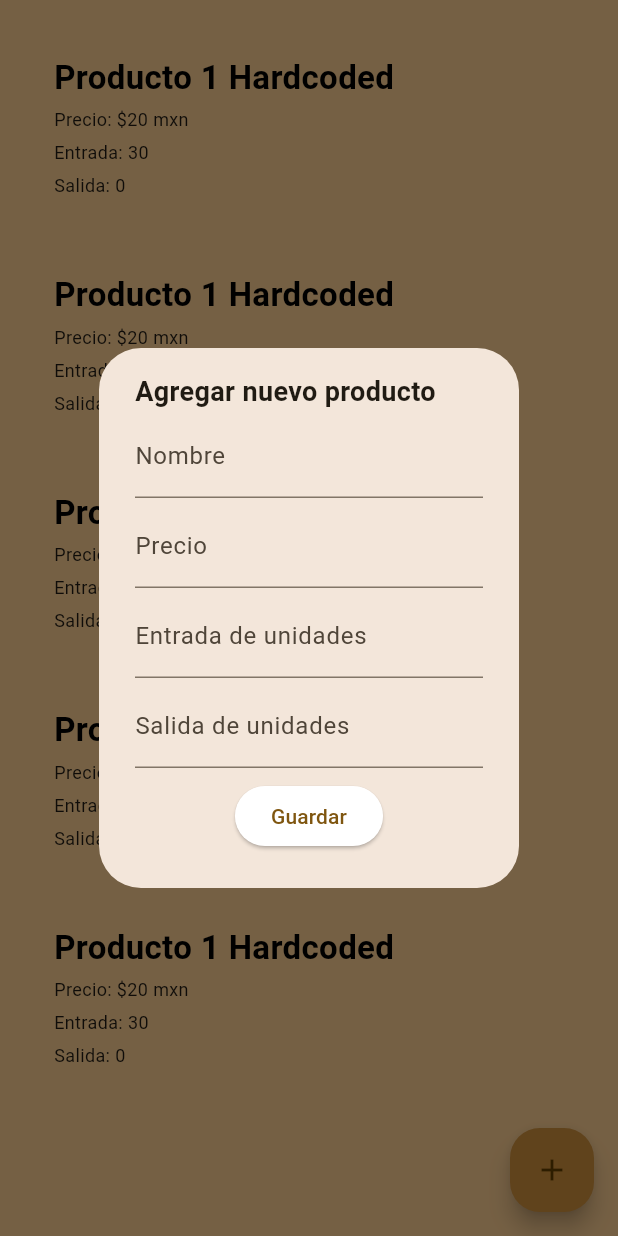
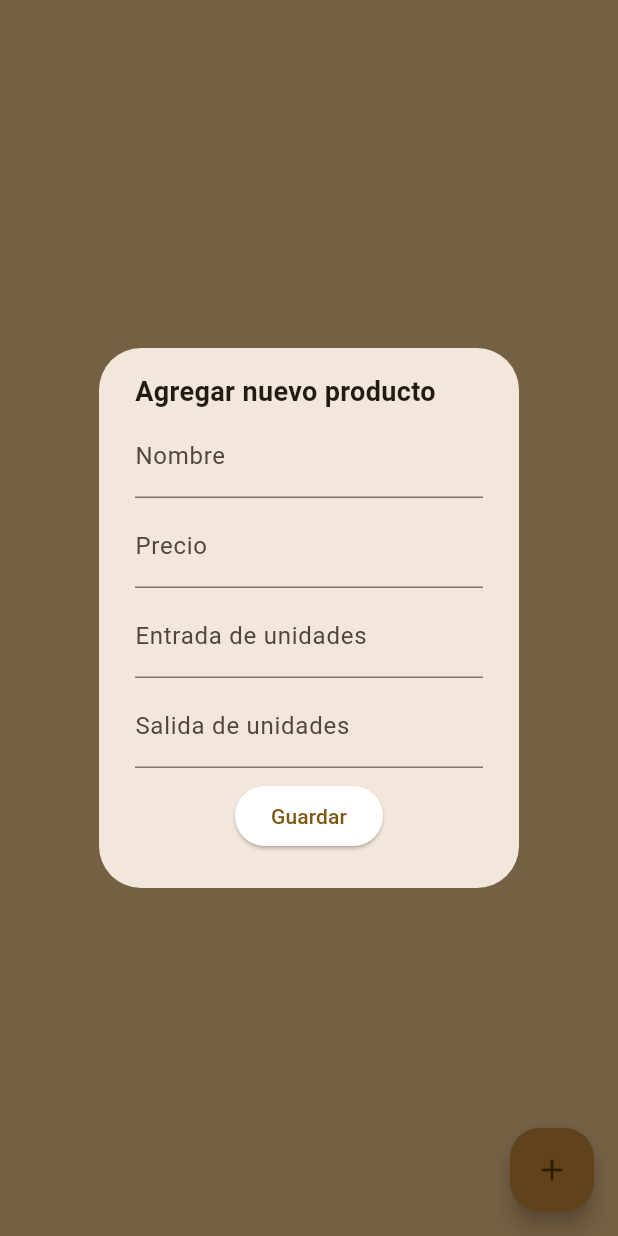
Before and after one commit to PabloGarciaB/ComandasFlutter, a Flutter app: the Inventario screen opened directly, after a tap on the "add" icon, on a phone screen of 412 x 824 dp. Run offline on Flutter 3.47's test engine with Material 2 defaults, Android fonts, the phone set to English and light mode, and no system bars; drawn by our look-alikes of flutter_slidable; our stand-ins replace cloud_firestore, firebase_auth, firebase_core, fluttertoast; accounts and stored records are empty.

```diff
--- a/comandas_flutter_git/lib/Productos/productos.dart
+++ b/comandas_flutter_git/lib/Productos/productos.dart
@@ -1,40 +1,18 @@
+import 'package:comandas_flutter_git/api/firebase_api.dart';
 import 'package:comandas_flutter_git/model/producto.dart';
 import 'package:flutter/material.dart';
 
 class ProductosProvider extends ChangeNotifier {
-  List<Producto> _productos = [
-    Producto(
-        createdTime: DateTime.now(),
-        nombre: 'Producto 1 Hardcoded',
-        costo: "Precio: \$20 mxn",
-        entrada: 'Entrada: 30',
-        salida: 'Salida: 0'),
-    Producto(
-        createdTime: DateTime.now(),
-        nombre: 'Producto 1 Hardcoded',
-        costo: "Precio: \$20 mxn",
-        entrada: 'Entrada: 30',
-        salida: 'Salida: 0'),
-    Producto(
-        createdTime: DateTime.now(),
-        nombre: 'Producto 1 Hardcoded',
-        costo: "Precio: \$20 mxn",
-        entrada: 'Entrada: 30',
-        salida: 'Salida: 0'),
-    Producto(
-        createdTime: DateTime.now(),
-        nombre: 'Producto 1 Hardcoded',
-        costo: "Precio: \$20 mxn",
-        entrada: 'Entrada: 30',
-        salida: 'Salida: 0'),
-    Producto(
-        createdTime: DateTime.now(),
-        nombre: 'Producto 1 Hardcoded',
-        costo: "Precio: \$20 mxn",
-        entrada: 'Entrada: 30',
-        salida: 'Salida: 0'),
-  ];
+  List<Producto> _productos = [];
 
   List<Producto> get productos =>
       _productos.where((productos) => productos.bandera == false).toList();
+
+  void setProd(List<Producto> productos) =>
+      WidgetsBinding.instance.addPostFrameCallback((_) {
+        _productos = productos;
+        notifyListeners();
+      });
+
+  void agregarProducto(Producto producto) => FirebaseApi.createProd(producto);
 }
--- /dev/null
+++ b/comandas_flutter_git/lib/api/firebase_api.dart
@@ -0,0 +1,19 @@
+import 'package:cloud_firestore/cloud_firestore.dart';
+import 'package:comandas_flutter_git/model/producto.dart';
+import 'package:comandas_flutter_git/utils/utils.dart';
+
+class FirebaseApi {
+  static Future<String> createProd(Producto producto) async {
+    final docProd = FirebaseFirestore.instance.collection('productos').doc();
+    producto.id = docProd.id;
+    await docProd.set(producto.toJson());
+
+    return docProd.id;
+  }
+
+  static Stream<List<Producto>> readProd() => FirebaseFirestore.instance
+      .collection('productos')
+      .orderBy(ProductoField.createdTime, descending: true)
+      .snapshots()
+      .transform(Utils.transformer(Producto.fromJson));
+}
--- a/comandas_flutter_git/lib/main.dart
+++ b/comandas_flutter_git/lib/main.dart
@@ -15,8 +15,6 @@ Future main() async {
 
 class MyApp extends StatelessWidget {
   const MyApp({super.key});
-
-  // This widget is the root of your application.
   @override
   Widget build(BuildContext context) => ChangeNotifierProvider(
         create: (context) => ProductosProvider(),
--- a/comandas_flutter_git/lib/model/producto.dart
+++ b/comandas_flutter_git/lib/model/producto.dart
@@ -1,3 +1,5 @@
+import 'package:comandas_flutter_git/utils/utils.dart';
+
 class ProductoField {
   static const createdTime = 'createdTime';
 }
@@ -22,4 +24,22 @@ class Producto {
     this.id = '',
     this.bandera = false,
   });
+
+  static Producto fromJson(Map<String, dynamic> json) => Producto(
+      createdTime: Utils.toDateTime(json['createdTime']),
+      nombre: json['nombre'],
+      costo: json['costo'],
+      entrada: json['entrada'],
+      salida: json['salida'],
+      //existencia: json['existencia'],
+      id: json['id']);
+
+  Map<String, dynamic> toJson() => {
+        'fechaCreacion': Utils.fromDateTimeToJson(createdTime),
+        'nombre': nombre,
+        'costo': costo,
+        'entrada': entrada,
+        'salida': salida,
+        //'existencia': existencia,
+      };
 }
--- a/comandas_flutter_git/lib/pages/inventario_screen.dart
+++ b/comandas_flutter_git/lib/pages/inventario_screen.dart
@@ -1,7 +1,11 @@
+import 'package:comandas_flutter_git/Productos/productos.dart';
+import 'package:comandas_flutter_git/api/firebase_api.dart';
+import 'package:comandas_flutter_git/model/producto.dart';
 import 'package:flutter/material.dart';
 import 'package:comandas_flutter_git/reusable_widget/reusable_widget.dart';
 import 'package:comandas_flutter_git/reusable_widget/agregar_producto_widget.dart';
 import 'package:comandas_flutter_git/reusable_widget/lista_productos.dart';
+import 'package:provider/provider.dart';
 
 import '../utils/colors_util.dart';
 
--- /dev/null
+++ b/comandas_flutter_git/lib/utils/utils.dart
@@ -0,0 +1,32 @@
+import 'dart:async';
+
+import 'package:cloud_firestore/cloud_firestore.dart';
+import 'package:flutter/material.dart';
+
+class Utils {
+  static void showSnackBar(BuildContext context, String text) =>
+      ScaffoldMessenger.of(context)
+        ..removeCurrentSnackBar()
+        ..showSnackBar(SnackBar(content: Text(text)));
+
+  static DateTime toDateTime(Timestamp value) {
+    return value.toDate();
+  }
+
+  static dynamic fromDateTimeToJson(DateTime date) {
+    return date.toUtc();
+  }
+
+  static StreamTransformer transformer<T>(
+          T Function(Map<String, dynamic> json) fromJson) =>
+      StreamTransformer<QuerySnapshot, List<T>>.fromHandlers(
+        handleData: (QuerySnapshot data, EventSink<List<T>> sink) {
+          final snaps = data.docs.map((doc) => doc.data()).toList();
+          final objects = snaps
+              .map((json) => fromJson(json as Map<String, dynamic>))
+              .toList();
+
+          sink.add(objects);
+        },
+      );
+}
```
Also changed, not shown: comandas_flutter_git/lib/pages/home_screen.dart (+13 -63 lines), comandas_flutter_git/lib/reusable_widget/agregar_producto_widget.dart (+29 -5 lines).
